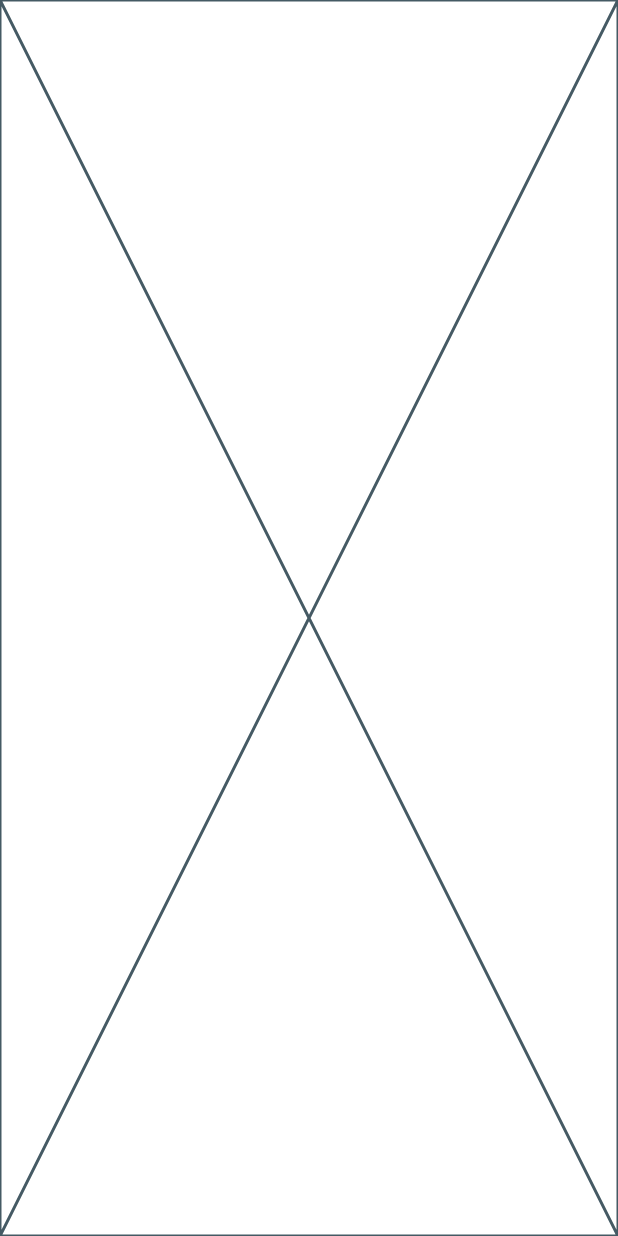
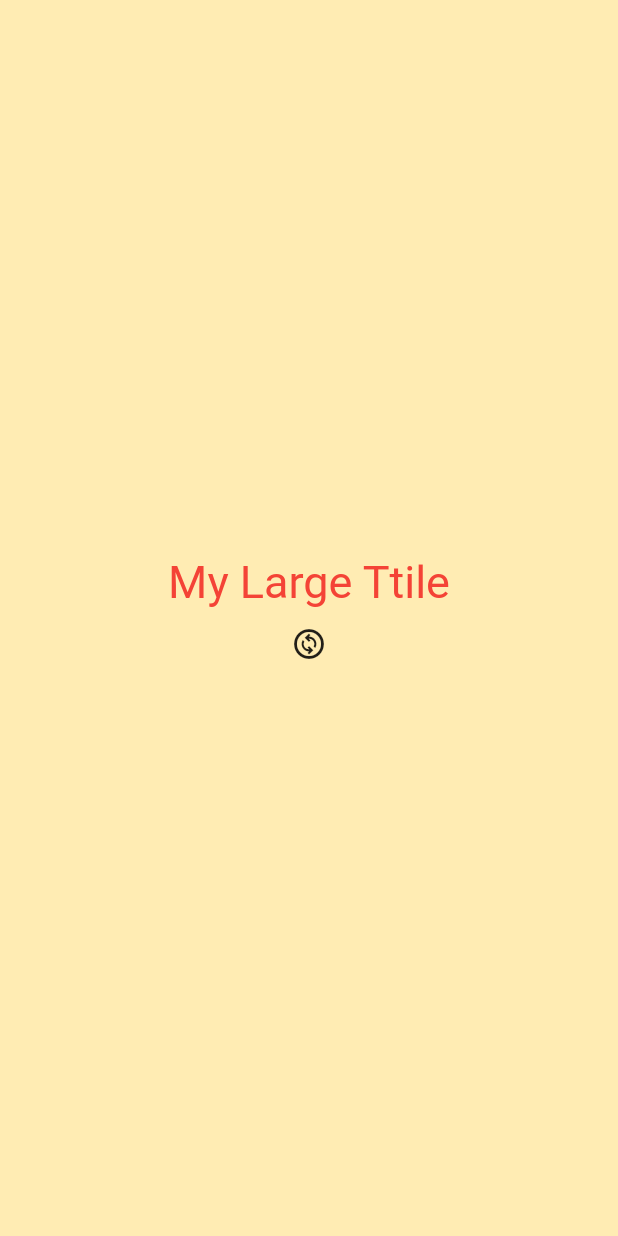
Before and after one commit to marooo326/Flutter-Tutorial, a Flutter app: the screen it shows after launch, on a phone screen of 412 x 824 dp. Run offline on Flutter 3.47's test engine with Material 2 defaults, Android fonts, the phone set to English and light mode, and no system bars.

Commit message:
Stateful widgets & Life cycle

```diff
--- a/stateful/lib/main.dart
+++ b/stateful/lib/main.dart
@@ -12,8 +12,79 @@ class App extends StatefulWidget {
 }
 
 class _AppState extends State<App> {
+  List<int> numbers = [];
+  bool showTtile = true;
+
+  void onClicked() {
+    setState(() {
+      numbers.add(numbers.length);
+    });
+  }
+
+  void toggleTitle() {
+    setState(() {
+      showTtile = !showTtile;
+    });
+  }
+
   @override
   Widget build(BuildContext context) {
-    return const Placeholder();
+    return MaterialApp(
+      theme: ThemeData(
+        textTheme: const TextTheme(
+          titleLarge: TextStyle(
+            color: Colors.red,
+          ),
+        ),
+      ),
+      home: Scaffold(
+        backgroundColor: Colors.amber.shade100,
+        body: Center(
+          child: Column(
+            mainAxisAlignment: MainAxisAlignment.center,
+            children: [
+              showTtile ? const MyLargeTitle() : const Text('nothing'),
+              IconButton(
+                  onPressed: toggleTitle,
+                  icon: const Icon(Icons.change_circle_outlined))
+            ],
+          ),
+        ),
+      ),
+    );
   }
 }
+
+class MyLargeTitle extends StatefulWidget {
+  const MyLargeTitle({
+    super.key,
+  });
+  @override
+  State<MyLargeTitle> createState() => _MyLargeTitleState();
+}
+
+class _MyLargeTitleState extends State<MyLargeTitle> {
+  //widget life cycle
+  @override
+  void initState() {
+    super.initState();
+    print('[initState] Called before "build", use for api or initialization.');
+  }
+
+  @override
+  void dispose() {
+    super.dispose();
+    print('[dipose] Called when widget is removed.');
+  }
+
+  @override
+  Widget build(BuildContext context) {
+    return Text(
+      'My Large Ttile',
+      style: TextStyle(
+        fontSize: 30,
+        color: Theme.of(context).textTheme.titleLarge?.color,
+      ),
+    );
+  }
+}
```
